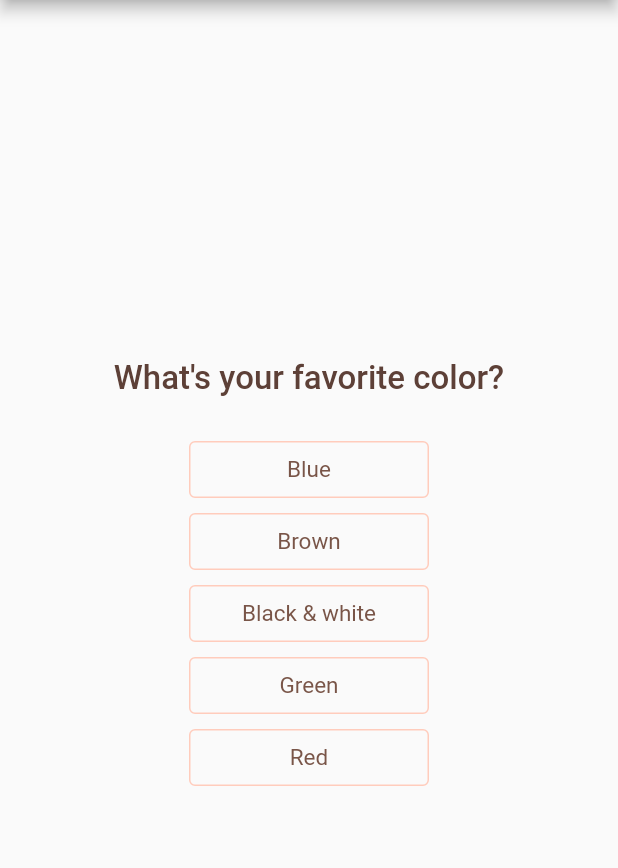
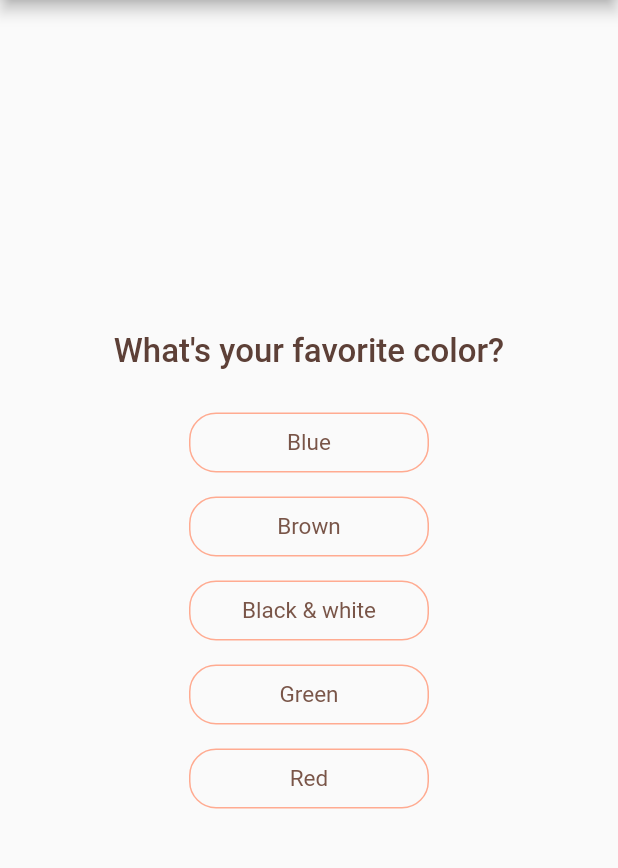
Before and after one commit to Axxmk/learning-flutter, a Flutter app: the screen it shows after launch, on a phone screen of 412 x 824 dp, the part 84-952 px from its top. Run offline on Flutter 3.47's test engine with Material 2 defaults, Android fonts, the phone set to English and light mode, and no system bars.

Commit message:
[update] more styling

```diff
--- a/myQuiz/lib/answer.dart
+++ b/myQuiz/lib/answer.dart
@@ -9,19 +9,16 @@ class Answer extends StatelessWidget {
   @override
   Widget build(BuildContext context) {
     return Container(
-      width: 160,
+      padding: EdgeInsets.all(4),
       child: OutlinedButton(
         style: OutlinedButton.styleFrom(
-          side: BorderSide(
-            color: Colors.deepOrange[100],
+          primary: Colors.brown[500],
+          minimumSize: Size(160, 40),
+          side: BorderSide(color: Colors.deepOrange[200]),
+          shape: RoundedRectangleBorder(
+            borderRadius: BorderRadius.circular(18),
           ),
-          padding: EdgeInsets.symmetric(
-            vertical: 10,
-          ),
-          primary: Colors.brown[500],
-          textStyle: TextStyle(
-            fontSize: 15,
-          ),
+          textStyle: TextStyle(fontSize: 15),
         ),
         child: Text(answerText),
         onPressed: selectHandler,
--- a/myQuiz/lib/favorite.dart
+++ b/myQuiz/lib/favorite.dart
@@ -18,7 +18,10 @@ class Favorite extends StatelessWidget {
       crossAxisAlignment: CrossAxisAlignment.stretch,
       children: [
         Container(
-          color: Colors.deepOrange[50],
+          decoration: BoxDecoration(
+            color: Colors.deepOrange[50],
+            borderRadius: BorderRadius.circular(20),
+          ),
           margin: EdgeInsets.fromLTRB(40, 0, 40, 15),
           padding: EdgeInsets.fromLTRB(40, 25, 25, 25),
           child: Text(
--- a/myQuiz/lib/question.dart
+++ b/myQuiz/lib/question.dart
@@ -9,7 +9,7 @@ class Question extends StatelessWidget {
   Widget build(BuildContext context) {
     return Container(
       width: double.infinity,
-      margin: EdgeInsets.only(bottom: 24),
+      margin: EdgeInsets.only(bottom: 20),
       child: Text(
         questionText,
         textAlign: TextAlign.center,
--- a/myQuiz/lib/result.dart
+++ b/myQuiz/lib/result.dart
@@ -43,7 +43,7 @@ class Result extends StatelessWidget {
           mainAxisAlignment: MainAxisAlignment.center,
           children: <Widget>[
             Container(
-              margin: EdgeInsets.only(right: 24),
+              padding: EdgeInsets.only(right: 24),
               child: Text(
                 resultPhrase,
                 style: TextStyle(
```
